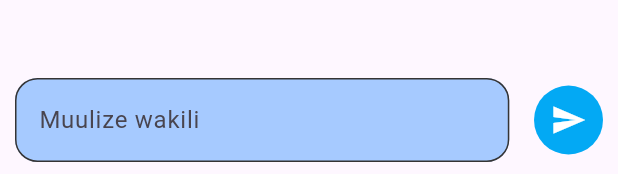
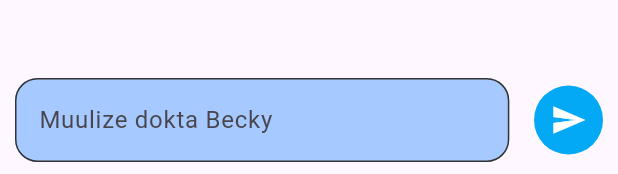
Before and after one commit to rebecajoshua21/medi_reminder, a Flutter app: the ChatPage widget shown alone on an empty page, opened directly, on a phone screen of 412 x 824 dp. Shown: the part 1059-1233 px from the top of the screen. Run offline on Flutter 3.47's test engine with Material 3 defaults, Android fonts, the phone set to English and light mode, and no system bars; our stand-ins replace firebase_core, fl_chart, flutter_gemini, flutter_local_notifications, flutter_svg, percent_indicator and 4 more; accounts and stored records are empty.

Commit message:
feat: Update hint text in chatbot input field to enhance user experience

```diff
--- a/lib/page/chatbot.dart
+++ b/lib/page/chatbot.dart
@@ -85,7 +85,7 @@ class _ChatPageState extends State<ChatPage> {
                                   BorderRadius.all(Radius.circular(15))),
                           fillColor: const Color.fromARGB(255, 166, 202, 255),
                           filled: true,
-                          hintText: "Muulize wakili",
+                          hintText: "Muulize dokta Becky",
                         ))),
                 Spacer(),
                 GestureDetector(
```
